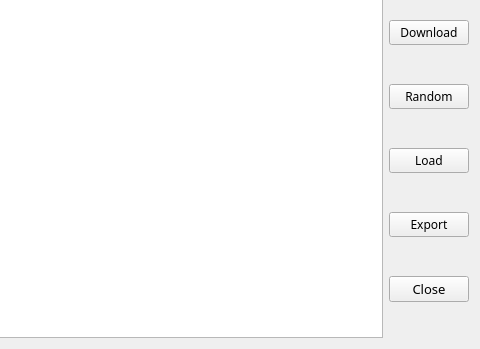
flamboyantpenguin/wikilynx, file wikiLYNX/ui/levelmanager.ui: the form before one commit; both pictures show x 464 to 944 and y 180 to 529 of the 944 by 529 pixel window.
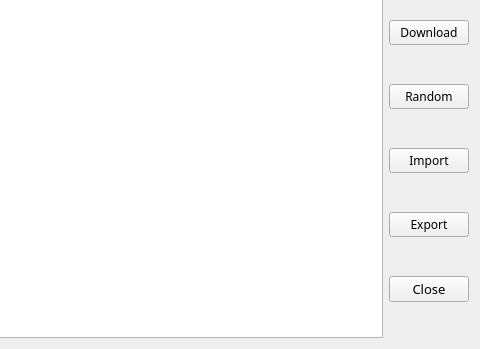
The form after the commit. Icons and pictures are not drawn.

Commit message: Release 1.5.5-C0 - Fixed incorrect gamewindow status - Fonts should now be clear on Windows (Disabled hinting) - Doc Update (Imcomplete) - Added newsew icons - Added credits (Incomplete) - Light/Dark Variants for Image assets (Imcomplete)

What changed in the file:
```diff
--- a/wikiLYNX/ui/levelmanager.ui
+++ b/wikiLYNX/ui/levelmanager.ui
@@ -28,6 +28,7 @@
   <property name="font">
    <font>
     <family>Comfortaa</family>
+    <hintingpreference>PreferNoHinting</hintingpreference>
    </font>
   </property>
   <property name="windowTitle">
@@ -172,7 +173,10 @@
           <string/>
          </property>
          <property name="text">
-          <string>Load</string>
+          <string>Import</string>
+         </property>
+         <property name="icon">
+          <iconset theme="import"/>
          </property>
          <property name="checkable">
           <bool>false</bool>
```
Left out of the diff: 5 changed lines with no effect on the pictures. The commit also changes 130 other files.
